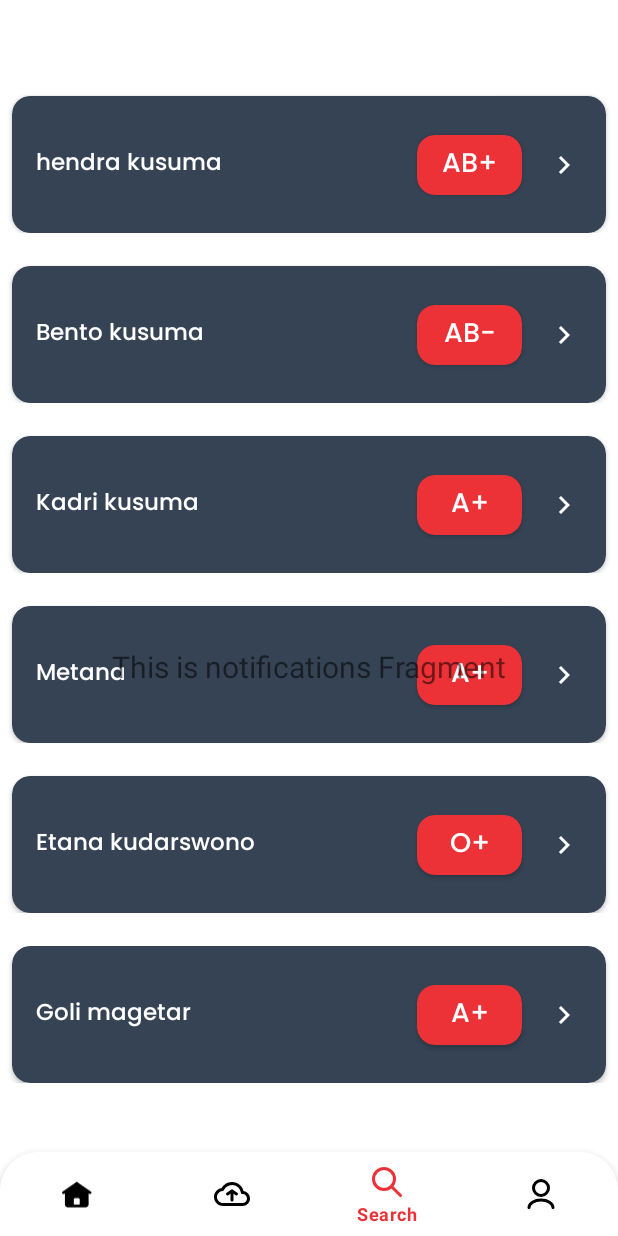
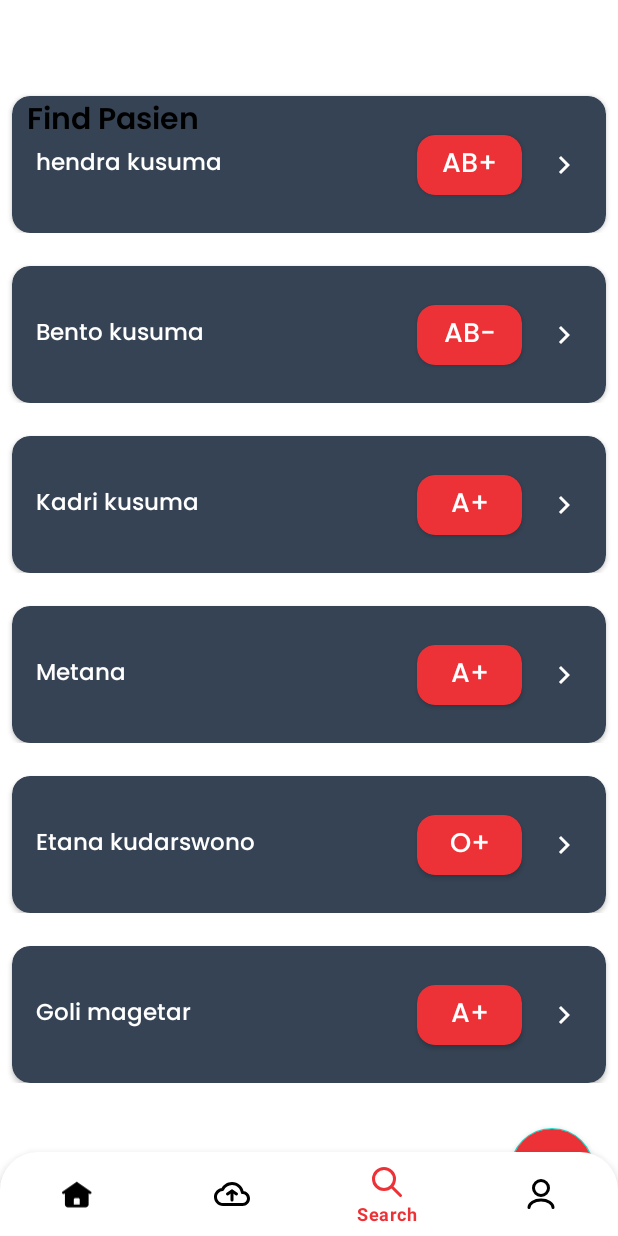
Before and after one commit to febriansya/SaveLifeApp, an Android app: the fragment RequestPagerFragment placed in its activity, item 3 of the bottom bar chosen, on a phone screen of 412 x 824 dp. Run offline under Robolectric (Android 15) with nearby library versions, the phone set to English and light mode, and no system bars; our stand-ins replace navigation-ui.

```diff
--- a/app/src/main/java/com/example/savelifeapp/home/ui/search/SearchFragment.kt
+++ b/app/src/main/java/com/example/savelifeapp/home/ui/search/SearchFragment.kt
@@ -4,14 +4,13 @@
 import android.view.LayoutInflater
 import android.view.View
 import android.view.ViewGroup
-import android.widget.TextView
 import androidx.fragment.app.Fragment
 import androidx.lifecycle.ViewModelProvider
-import com.example.savelifeapp.databinding.FragmentNotificationsBinding
+import com.example.savelifeapp.databinding.FragmentSearchBinding
 
 class SearchFragment : Fragment() {
 
-    private var _binding: FragmentNotificationsBinding? = null
+    private var _binding: FragmentSearchBinding? = null
 
     // This property is only valid between onCreateView and
     // onDestroyView.
@@ -25,13 +24,9 @@
         val notificationsViewModel =
             ViewModelProvider(this).get(SearchViewModel::class.java)
 
-        _binding = FragmentNotificationsBinding.inflate(inflater, container, false)
+        _binding = FragmentSearchBinding.inflate(inflater, container, false)
         val root: View = binding.root
 
-        val textView: TextView = binding.textNotifications
-        notificationsViewModel.text.observe(viewLifecycleOwner) {
-            textView.text = it
-        }
         return root
     }
 
--- /dev/null
+++ b/app/src/main/res/drawable/ic_baseline_post_add_24.xml
@@ -0,0 +1,9 @@
+<vector android:height="24dp" android:tint="#FC1616"
+    android:viewportHeight="24" android:viewportWidth="24"
+    android:width="24dp" xmlns:android="http://schemas.android.com/apk/res/android">
+    <path android:fillColor="@android:color/white" android:pathData="M17,19.22H5V7h7V5H5C3.9,5 3,5.9 3,7v12c0,1.1 0.9,2 2,2h12c1.1,0 2,-0.9 2,-2v-7h-2V19.22z"/>
+    <path android:fillColor="@android:color/white" android:pathData="M19,2h-2v3h-3c0.01,0.01 0,2 0,2h3v2.99c0.01,0.01 2,0 2,0V7h3V5h-3V2z"/>
+    <path android:fillColor="@android:color/white" android:pathData="M7,9h8v2h-8z"/>
+    <path android:fillColor="@android:color/white" android:pathData="M7,12l0,2l8,0l0,-2l-3,0z"/>
+    <path android:fillColor="@android:color/white" android:pathData="M7,15h8v2h-8z"/>
+</vector>
--- a/app/src/main/res/layout/activity_home.xml
+++ b/app/src/main/res/layout/activity_home.xml
@@ -3,8 +3,7 @@
     xmlns:app="http://schemas.android.com/apk/res-auto"
     android:id="@+id/container"
     android:layout_width="match_parent"
-    android:layout_height="match_parent"
-    android:paddingTop="?attr/actionBarSize">
+    android:layout_height="match_parent">
 
     <com.google.android.material.bottomnavigation.BottomNavigationView
         android:id="@+id/nav_view"
@@ -19,21 +18,18 @@
         app:layout_constraintRight_toRightOf="parent"
         app:menu="@menu/bottom_nav_menu" />
 
-<!--    <androidx.fragment.app.FragmentContainerView-->
-<!--        android:id="@+id/FragmentContanier"-->
-<!--        android:layout_width="match_parent"-->
-<!--        android:layout_height="match_parent">-->
-    <fragment
+    <androidx.fragment.app.FragmentContainerView
         android:id="@+id/nav_host_fragment_activity_home"
         android:name="androidx.navigation.fragment.NavHostFragment"
         android:layout_width="match_parent"
         android:layout_height="match_parent"
         app:defaultNavHost="true"
+        app:layout_constraintBottom_toBottomOf="parent"
         app:layout_constraintBottom_toTopOf="@id/nav_view"
         app:layout_constraintHorizontal_bias="0.0"
         app:layout_constraintLeft_toLeftOf="parent"
         app:layout_constraintRight_toRightOf="parent"
+        app:layout_constraintStart_toStartOf="parent"
         app:layout_constraintTop_toTopOf="parent"
         app:navGraph="@navigation/mobile_navigation" />
-<!--    </androidx.fragment.app.FragmentContainerView>-->
 </androidx.constraintlayout.widget.ConstraintLayout>
--- a/app/src/main/res/layout/fragment_request_pager.xml
+++ b/app/src/main/res/layout/fragment_request_pager.xml
@@ -7,12 +7,29 @@
     android:layout_height="match_parent"
     tools:context=".home.ui.request.viewpager.mrequest.RequestPagerFragment">
 
+    <com.google.android.material.floatingactionbutton.FloatingActionButton
+        android:id="@+id/floatingActionButton"
+        android:layout_width="wrap_content"
+        android:layout_height="wrap_content"
+        android:layout_marginEnd="16dp"
+        android:layout_marginBottom="16dp"
+        android:backgroundTint="@color/red_medium"
+        android:background="@color/red_medium"
+        android:clickable="true"
+        android:src="@drawable/ic_baseline_post_add_24"
+        app:layout_constraintBottom_toBottomOf="parent"
+        app:layout_constraintEnd_toEndOf="parent"
+        android:contentDescription="this is button" />
+
     <androidx.recyclerview.widget.RecyclerView
         android:id="@+id/rv_MyRequest"
         android:layout_width="match_parent"
         android:layout_height="match_parent"
+        android:layout_marginBottom="8dp"
         app:layout_constraintBottom_toBottomOf="parent"
         app:layout_constraintEnd_toEndOf="parent"
         app:layout_constraintStart_toStartOf="parent"
-        app:layout_constraintTop_toTopOf="parent" />
+        app:layout_constraintTop_toTopOf="parent">
+
+    </androidx.recyclerview.widget.RecyclerView>
 </androidx.constraintlayout.widget.ConstraintLayout>
--- a/app/src/main/res/layout/fragment_notifications.xml
+++ b/app/src/main/res/layout/fragment_search.xml
@@ -5,16 +5,17 @@
     android:layout_width="match_parent"
     android:layout_height="match_parent"
     tools:context=".home.ui.search.SearchFragment">
+
     <TextView
-        android:id="@+id/text_notifications"
-        android:layout_width="match_parent"
+        android:id="@+id/textView13"
+        android:layout_width="0dp"
         android:layout_height="wrap_content"
-        android:layout_marginStart="8dp"
+        android:layout_marginStart="18dp"
         android:layout_marginTop="8dp"
-        android:layout_marginEnd="8dp"
-        android:textAlignment="center"
+        android:textColor="@color/black"
+        android:fontFamily="@font/poppins_semibold"
+        android:text="Find Pasien"
         android:textSize="20sp"
-        app:layout_constraintBottom_toBottomOf="parent"
         app:layout_constraintEnd_toEndOf="parent"
         app:layout_constraintStart_toStartOf="parent"
         app:layout_constraintTop_toTopOf="parent" />
--- a/app/src/main/res/navigation/mobile_navigation.xml
+++ b/app/src/main/res/navigation/mobile_navigation.xml
@@ -21,7 +21,7 @@
         android:id="@+id/navigation_search"
         android:name="com.example.savelifeapp.home.ui.search.SearchFragment"
         android:label="@string/title_notifications"
-        tools:layout="@layout/fragment_notifications" />
+        tools:layout="@layout/fragment_search" />
     <fragment
         android:id="@+id/navigation_account"
         android:name="com.example.savelifeapp.home.ui.account.AccountFragment"
```
